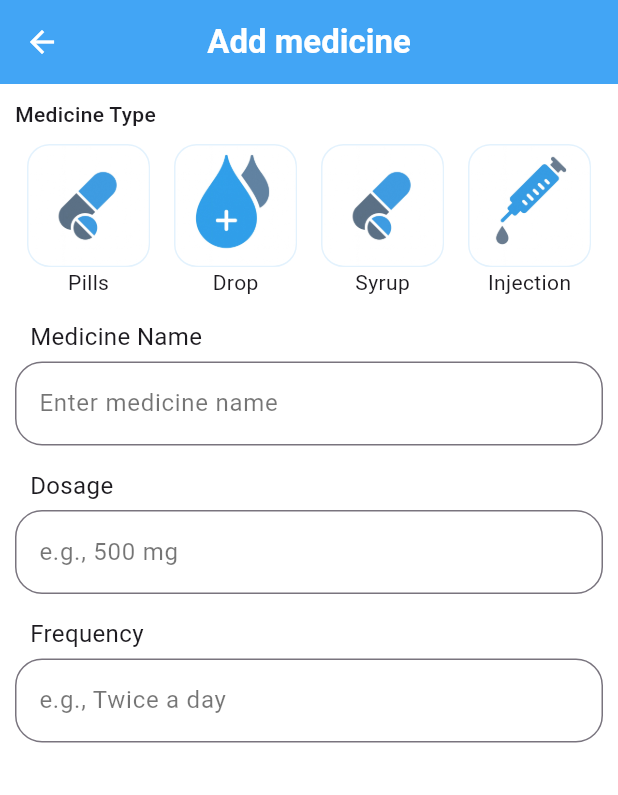
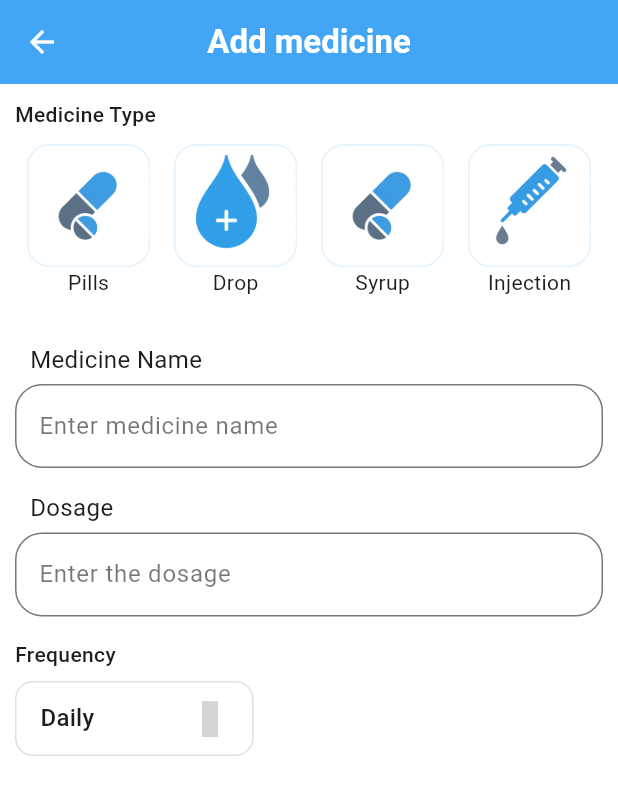
Before and after one commit to muhammednaseemtk/Medical_Reminder-v1, a Flutter app: the AddingMedicine screen opened by its route, on a phone screen of 412 x 824 dp. Shown: the top 795 px of the screen. Run offline on Flutter 3.47's test engine with Material 3 defaults, Android fonts, the phone set to English and light mode, and no system bars; our stand-ins replace hive, hive_flutter; missing offline and left inert: dart:ffi, enefty_icons, horizontal_week_calendar, icon; accounts and stored records are empty; statements that could not run were skipped; grey boxes are pictures that could not be loaded.

Commit message:
add frequency

```diff
--- a/medical_reminder/lib/main.dart
+++ b/medical_reminder/lib/main.dart
@@ -7,6 +7,7 @@ import 'package:medical_reminder/presentation/adding%20appointment/view/adding_a
 import 'package:medical_reminder/presentation/adding%20bmi/view/adding_bmi.dart';
 import 'package:medical_reminder/presentation/adding%20medicine/view/adding_medicine.dart';
 import 'package:medical_reminder/presentation/adding%20view%20report/view/adding_view_report.dart';
+import 'package:medical_reminder/presentation/auth/model/user_model.dart';
 import 'package:medical_reminder/presentation/check%20bmi/view/check_bmi.dart';
 import 'package:medical_reminder/presentation/home/view/home_screen.dart';
 import 'package:medical_reminder/presentation/auth/login/view/login_screen.dart';
@@ -22,6 +23,9 @@ void main() async {
   runApp(MyApp());
   WidgetsFlutterBinding.ensureInitialized();
   await Hive.initFlutter();
+
+  Hive.registerAdapter(UserModelAdapter());
+  await Hive.openBox<UserModel>('users');
 }
 class MyApp extends StatelessWidget {
   const MyApp({super.key});
--- a/medical_reminder/lib/presentation/adding medicine/view/adding_medicine.dart
+++ b/medical_reminder/lib/presentation/adding medicine/view/adding_medicine.dart
@@ -1,6 +1,7 @@
 import 'package:flutter/material.dart';
 import 'package:medical_reminder/core/theme/app_colors.dart';
 import 'package:medical_reminder/presentation/adding%20medicine/widget/adding_container.dart';
+import 'package:medical_reminder/presentation/adding%20medicine/widget/frequency_drop_down.dart';
 import 'package:medical_reminder/presentation/adding%20view%20report/widget/add_report.dart';
 
 class AddingMedicine extends StatefulWidget {
@@ -11,6 +12,14 @@ class AddingMedicine extends StatefulWidget {
 }
 
 class _AddingMedicineState extends State<AddingMedicine> {
+  String selectedFrequency = 'Daily';
+  List<String> frequencyList = [
+    "Daily",
+    "Weekly",
+    "Monthly",
+    "Every 6 Hours",
+    "Every 8 Hours",
+  ];
   @override
   Widget build(BuildContext context) {
     return Scaffold(
@@ -23,6 +32,7 @@ class _AddingMedicineState extends State<AddingMedicine> {
       ),
       body: Padding(
         padding: const EdgeInsets.all(10.0),
+        child: SingleChildScrollView(
           child: Column(
             crossAxisAlignment: CrossAxisAlignment.start,
             children: [
@@ -37,13 +47,18 @@ class _AddingMedicineState extends State<AddingMedicine> {
                   AddingContainer(image: 'asset/image/injection.jpeg', text: 'Injection')
                 ],
               ),
-            SizedBox(height: 15,),
+              SizedBox(height: 30,),
               AddContainer(text: 'Medicine Name', texts: 'Enter medicine name'),
               SizedBox(height: 15,),
-            AddContainer(text: 'Dosage', texts: 'e.g., 500 mg'),
+              AddContainer(text: 'Dosage', texts: 'Enter the dosage'),
               SizedBox(height: 15,),
-            AddContainer(text: 'Frequency', texts: 'e.g., Twice a day')
+              FrequencyDropdown(label: 'Frequency', value: selectedFrequency, items: frequencyList, onChanged: (newValue){
+                setState(() {
+                  selectedFrequency = newValue!;
+                });
+              })
             ],
+          ),
         ),
       ),
     );
--- /dev/null
+++ b/medical_reminder/lib/presentation/adding medicine/widget/frequency_drop_down.dart
@@ -0,0 +1,55 @@
+import 'package:enefty_icons/enefty_icons.dart';
+import 'package:flutter/material.dart';
+
+class FrequencyDropdown extends StatelessWidget {
+  final String label;
+  final String value;
+  final List<String> items;
+  final Function(String?) onChanged;
+
+  const FrequencyDropdown({
+    super.key,
+    required this.label,
+    required this.value,
+    required this.items,
+    required this.onChanged,
+  });
+
+  @override
+  Widget build(BuildContext context) {
+    return Column(
+      crossAxisAlignment: CrossAxisAlignment.start,
+      children: [
+        Text(
+          label,
+          style: TextStyle(
+            fontSize: 14,
+            fontWeight: FontWeight.w500,
+          ),
+        ),
+        const SizedBox(height: 8),
+        Container(
+          padding:  EdgeInsets.symmetric(horizontal: 16),
+          decoration: BoxDecoration(
+            color: Colors.white,
+            borderRadius: BorderRadius.circular(12),
+            border: Border.all(color: Colors.grey.shade300),
+          ),
+          child: DropdownButtonHideUnderline(
+            child: DropdownButton<String>(
+              value: value,
+              items: items
+                  .map((e) => DropdownMenuItem(
+                        value: e,
+                        child: Text(e),
+                      ))
+                  .toList(),
+              onChanged: onChanged,
+              icon: Icon(EneftyIcons.arrow_down_outline),
+            ),
+          ),
+        ),
+      ],
+    );
+  }
+}
--- a/medical_reminder/lib/presentation/home/widget/medicine_card.dart
+++ b/medical_reminder/lib/presentation/home/widget/medicine_card.dart
@@ -56,7 +56,7 @@ class MedicineCard extends StatelessWidget {
                 borderRadius: BorderRadius.circular(15),
               ),
               child: Icon(
-                ,
+                Icons.medication_outlined,
                 color: iconColor,
                 size: 25,
               ),
```
Also changed, not shown: medical_reminder/lib/presentation/auth/function/auth_function.dart (+21 -0 lines), medical_reminder/lib/presentation/auth/login/view/login_screen.dart (+15 -2 lines), medical_reminder/lib/presentation/auth/sign_up/view/sign_up_screen.dart (+26 -1 lines). Lines whose indentation alone changed are shown as unchanged.
